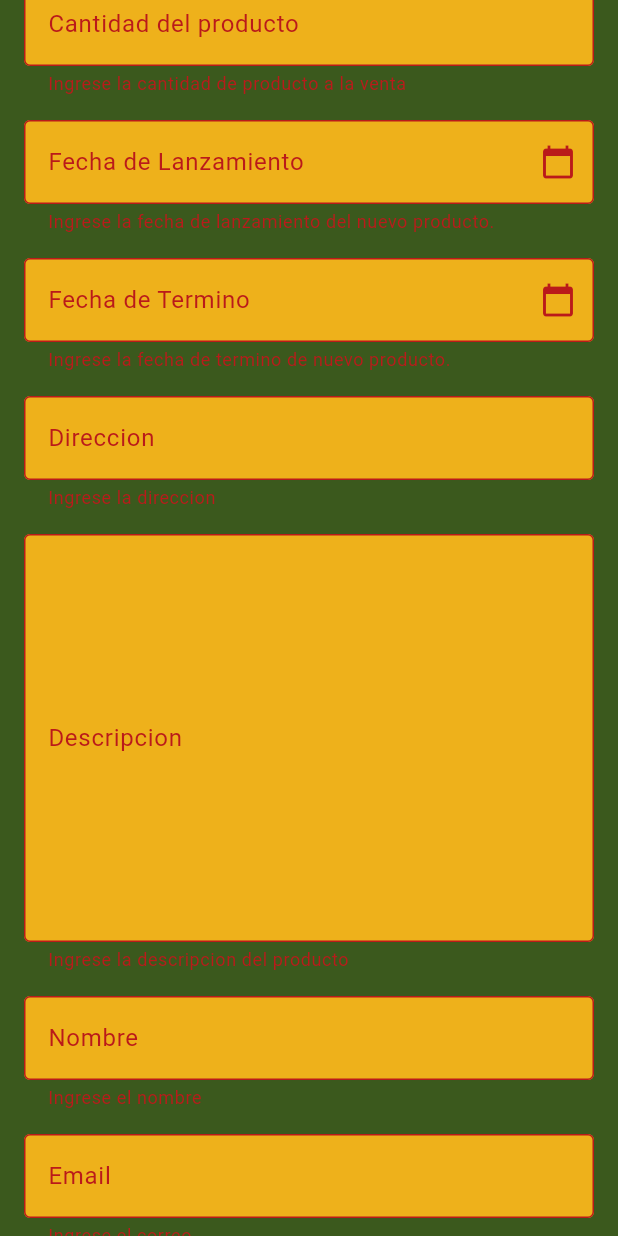
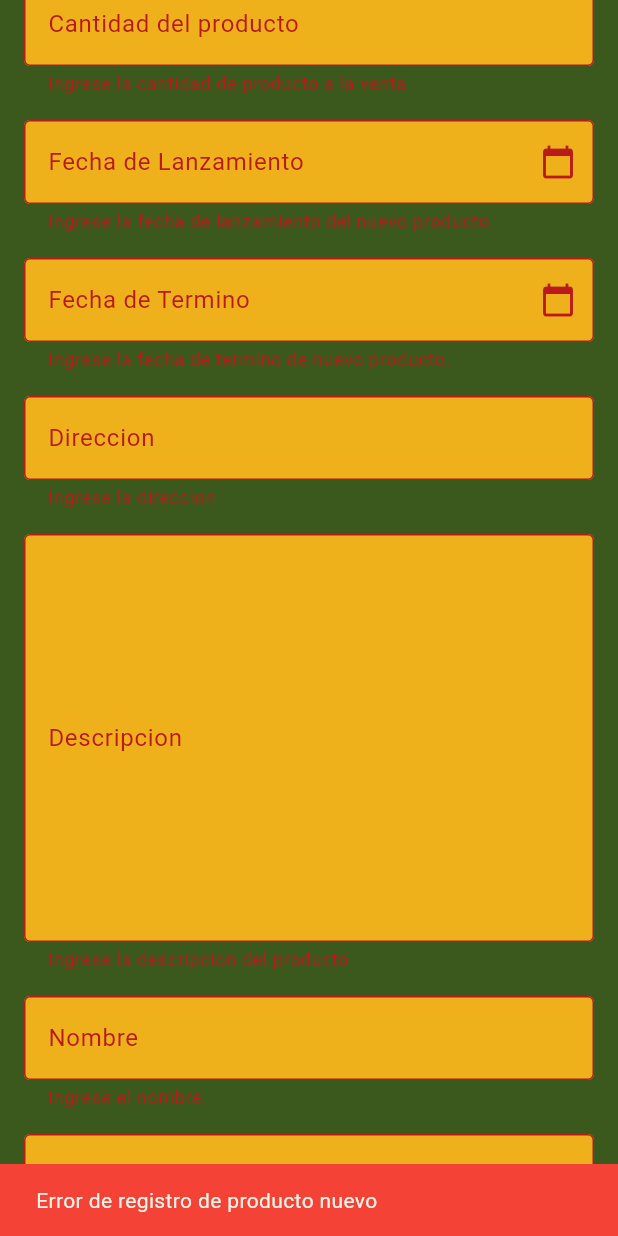
Before and after one commit to Ferfelipe30/Crop, a Flutter app: the newProduct screen opened directly, scrolled down 232 dp, after a tap on "Publicar", on a phone screen of 412 x 824 dp. Run offline on Flutter 3.47's test engine with Material 3 defaults, Android fonts, the phone set to English and light mode, and no system bars; our stand-ins replace cloud_firestore, firebase_core, image_picker; accounts and stored records are empty.

Commit message:
mensajes de envio

```diff
--- a/lib/src/newProduct.dart
+++ b/lib/src/newProduct.dart
@@ -1,6 +1,7 @@
 // ignore_for_file: file_names
 
 import 'dart:io';
+import 'package:cloud_firestore/cloud_firestore.dart';
 import 'package:crop/src/nav.dart';
 import 'package:flutter/material.dart';
 import 'package:flutter/services.dart';
@@ -28,6 +29,7 @@ class newProductPage extends State<newProduct>{
   final nombre = TextEditingController();
   final email = TextEditingController();
   final celular = TextInputType.phone;
+  final firebase = FirebaseFirestore.instance;
 
   @override
   void dispose(){
@@ -91,6 +93,25 @@ class newProductPage extends State<newProduct>{
     );
     if (fechaSeleccionada != null && fechaSeleccionada != DateTime.now()) {
       fechaTermino.text = DateFormat('dd/MM/yyyy').format(fechaSeleccionada);
+    }
+  }
+
+  registroProducto() async {
+    try {
+      await firebase.collection('producto').doc().set({
+        'nombreProducto': nombreProducto.text,
+        'cantidadProducto': cantidadProducto.hashCode,
+        'fechaLanzamiento': fechaLanzamiento.text,
+        'fechaTermino': fechaTermino.text,
+        'direccion': direccion.text,
+        'descripcionProducto': descripcionProducto.text,
+        'nombre': nombre.text,
+        'email': email.text,
+        'celular': celular.hashCode,
+      });
+    } catch (e) {
+      // ignore: avoid_print
+      print('Error ...$e');
     }
   }
 
@@ -322,11 +343,27 @@ class newProductPage extends State<newProduct>{
                       ),
                     ),
                     onPressed: (){
+                      registroProducto();
+                      // ignore: avoid_print
+                      print('... Enviado');
                       if (formKey.currentState!.validate()) {
                         formKey.currentState!.save();
+                        ScaffoldMessenger.of(context).showSnackBar(
+                          const SnackBar(
+                            content: Text('Producto nuevo registrado'),
+                            backgroundColor: Colors.green,
+                          ),
+                        );
                         Navigator.push(
                           context,
                           MaterialPageRoute(builder: (context) => const nav()),
+                        );
+                      }else{
+                        ScaffoldMessenger.of(context).showSnackBar(
+                          const SnackBar(
+                            content: Text('Error de registro de producto nuevo'),
+                            backgroundColor: Colors.red,
+                          ),
                         );
                       }
                     },
--- a/lib/src/openUser.dart
+++ b/lib/src/openUser.dart
@@ -313,8 +313,20 @@ class openUserPage extends State<openUser>{
                     print('... Enviado');
                     if (formKey.currentState!.validate()) {
                       formKey.currentState!.save();
-
+                      ScaffoldMessenger.of(context).showSnackBar(
+                          const SnackBar(
+                            content: Text('Nuevo usuario registrado'),
+                            backgroundColor: Colors.green,
+                          ),
+                        );
                       Navigator.push(context, MaterialPageRoute(builder: (context) => const nav()));
+                    }else{
+                      ScaffoldMessenger.of(context).showSnackBar(
+                          const SnackBar(
+                            content: Text('Error de registro de nuevo Usuario'),
+                            backgroundColor: Colors.green,
+                          ),
+                        );
                     }
                   },
                   child: const Text('Login'),
```
